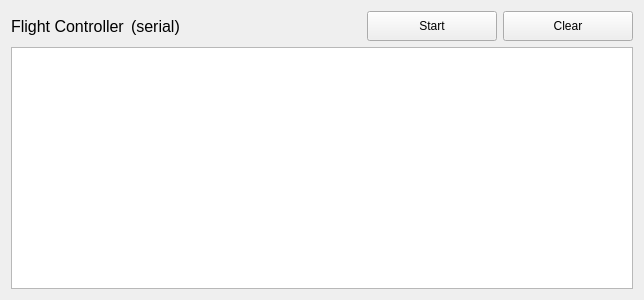
Before: the Qt Designer form GroundStation/src/Toolbar/Logs/ConsoleLogsWidget.ui in TxBlackWolf/quadcopter, drawn with Qt 5.
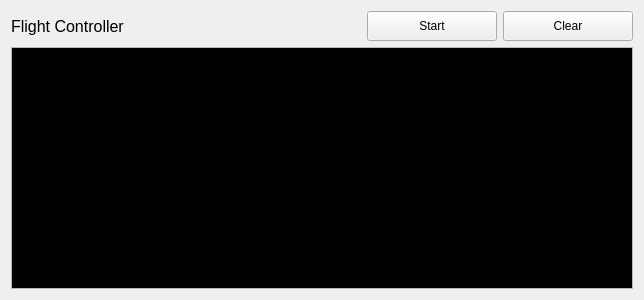
After: the same form once the commit is applied. Icons and pictures are not drawn.

Commit message: Simplified toolbars switching. Added telemetry dock widget again.

```diff
--- a/GroundStation/src/Toolbar/Logs/ConsoleLogsWidget.ui
+++ b/GroundStation/src/Toolbar/Logs/ConsoleLogsWidget.ui
@@ -28,18 +28,6 @@
        </property>
       </widget>
      </item>
-     <item>
-      <widget class="QLabel" name="label_2">
-       <property name="font">
-        <font>
-         <pointsize>12</pointsize>
-        </font>
-       </property>
-       <property name="text">
-        <string>(serial)</string>
-       </property>
-      </widget>
-     </item>
      <item>
       <spacer name="horizontalSpacer">
        <property name="orientation">
@@ -102,7 +90,86 @@
     </layout>
    </item>
    <item>
-    <widget class="QPlainTextEdit" name="plainTextEdit"/>
+    <widget class="QPlainTextEdit" name="plainTextEdit">
+     <property name="palette">
+      <palette>
+       <active>
+        <colorrole role="Text">
+         <brush brushstyle="SolidPattern">
+          <color alpha="255">
+           <red>255</red>
+           <green>255</green>
+           <blue>255</blue>
+          </color>
+         </brush>
+        </colorrole>
+        <colorrole role="Base">
+         <brush brushstyle="SolidPattern">
+          <color alpha="255">
+           <red>0</red>
+           <green>0</green>
+           <blue>0</blue>
+          </color>
+         </brush>
+        </colorrole>
+       </active>
+       <inactive>
+        <colorrole role="Text">
+         <brush brushstyle="SolidPattern">
+          <color alpha="255">
+           <red>255</red>
+           <green>255</green>
+           <blue>255</blue>
+          </color>
+         </brush>
+        </colorrole>
+        <colorrole role="Base">
+         <brush brushstyle="SolidPattern">
+          <color alpha="255">
+           <red>0</red>
+           <green>0</green>
+           <blue>0</blue>
+          </color>
+         </brush>
+        </colorrole>
+       </inactive>
+       <disabled>
+        <colorrole role="Text">
+         <brush brushstyle="SolidPattern">
+          <color alpha="255">
+           <red>159</red>
+           <green>158</green>
+           <blue>158</blue>
+          </color>
+         </brush>
+        </colorrole>
+        <colorrole role="Base">
+         <brush brushstyle="SolidPattern">
+          <color alpha="255">
+           <red>255</red>
+           <green>255</green>
+           <blue>255</blue>
+          </color>
+         </brush>
+        </colorrole>
+       </disabled>
+      </palette>
+     </property>
+     <property name="font">
+      <font>
+       <family>Ubuntu Mono</family>
+       <pointsize>12</pointsize>
+       <weight>50</weight>
+       <bold>false</bold>
+      </font>
+     </property>
+     <property name="readOnly">
+      <bool>true</bool>
+     </property>
+     <property name="plainText">
+      <string/>
+     </property>
+    </widget>
    </item>
   </layout>
  </widget>
```
The commit also changes 3 other files.
